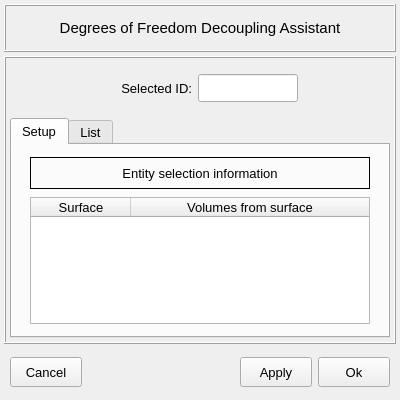
Before: the Qt Designer form vibra/interface/data/ui_files/model/dof_decoupling/degrees_of_freedom_decoupling_inputs.ui in MOPT-UFSC/VIBRA, drawn with Qt 5.
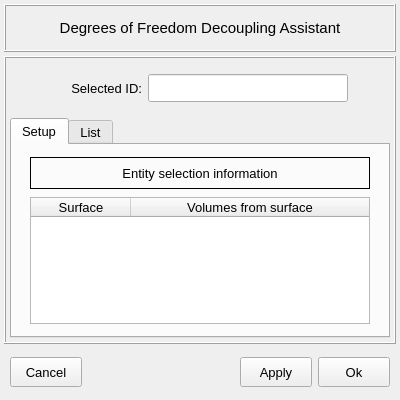
After: the same form once the commit is applied.

What changed in the file:
```diff
--- a/vibra/interface/data/ui_files/model/dof_decoupling/degrees_of_freedom_decoupling_inputs.ui
+++ b/vibra/interface/data/ui_files/model/dof_decoupling/degrees_of_freedom_decoupling_inputs.ui
@@ -499,13 +499,13 @@
           <widget class="QLineEdit" name="lineEdit_selection_id">
            <property name="minimumSize">
             <size>
-             <width>100</width>
+             <width>200</width>
              <height>28</height>
             </size>
            </property>
            <property name="maximumSize">
             <size>
-             <width>100</width>
+             <width>200</width>
              <height>28</height>
             </size>
            </property>
```
